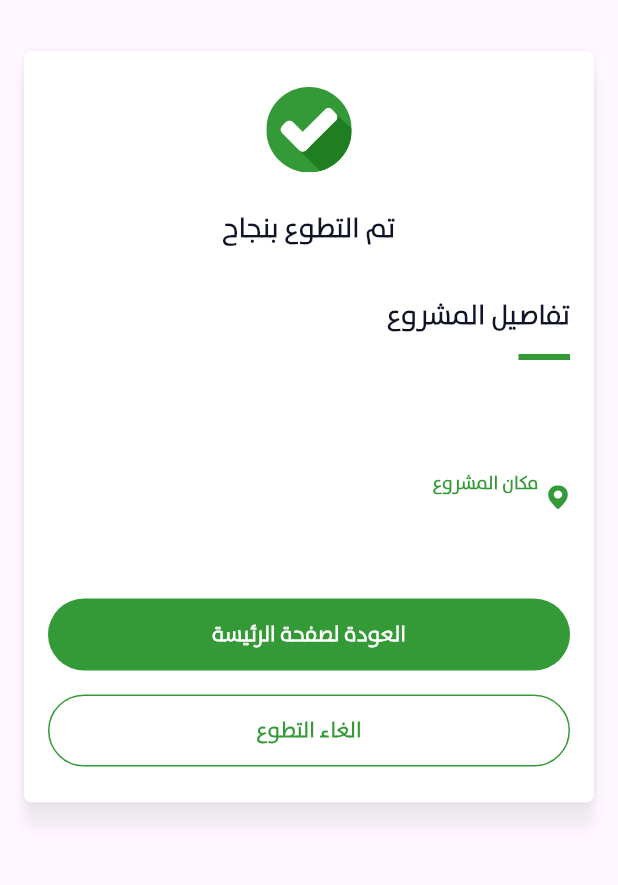
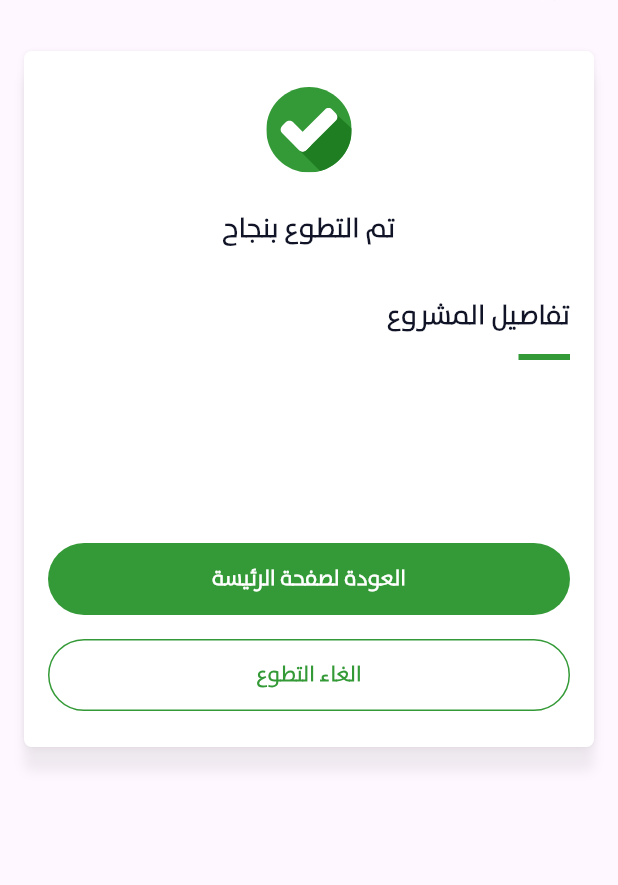
Before and after one commit to averotech/alaqsa_deploy, a Flutter app: the CompletedVolunteerPage screen opened by its route, on a phone screen of 412 x 824 dp, the part 138-1023 px from its top. Run offline on Flutter 3.47's test engine with Material 3 defaults, Android fonts, the phone set to English and light mode, and no system bars; our stand-ins replace bloc, cached_network_image, equatable, firebase_core, firebase_messaging, flutter_bloc and 10 more; missing offline and left inert: flutter_facebook_auth, flutter_share, http_auth; accounts and stored records are empty.

```diff
--- a/lib/views/completed_volunteer_page.dart
+++ b/lib/views/completed_volunteer_page.dart
@@ -155,32 +155,32 @@ class StateCompletedVolunteerPage extends State<CompletedVolunteerPage> {
                             Container(
                               margin: EdgeInsets.only(left: 16,right: 16,top: 8),
                               width: MediaQuery.of(context).size.width,
-                              child: Row(
-                                crossAxisAlignment: CrossAxisAlignment.center,
-                                mainAxisAlignment: MainAxisAlignment.start,
-                                children: [
-                                  Container(
-                                    child: SvgPicture.asset("assets/icons/location.svg",height: 16,width: 16,),
-                                  ),
-                                  Container(
-
-                                      margin: EdgeInsets.only(left: 5,right: 5),
-                                      child:Column(
-                                        crossAxisAlignment: CrossAxisAlignment.start,
-                                        mainAxisAlignment: MainAxisAlignment.center,
-                                        children: [
-                                          Container(
-                                            child: Text("مكان المشروع",style: TextStyle(fontSize: 12,fontWeight: FontWeight.w600,fontFamily: 'SansArabicLight',color:Theme.of(context).primaryColor)),
-                                          ),
-                                          Container(
-                                            child:Text("${project != null?(project.location.toString() != null && project.location != "" ? project.location : "غير محدد"):""}",style: TextStyle(fontSize: 14,fontWeight: FontWeight.w600,fontFamily: 'SansArabicLight',color: Color(0xff8F9BB3)),),
-                                          ),
-
-                                        ],
-                                      )),
-
-                                ],
-                              ),
+                              // child: Row(
+                              //   crossAxisAlignment: CrossAxisAlignment.center,
+                              //   mainAxisAlignment: MainAxisAlignment.start,
+                              //   children: [
+                                //   Container(
+                                //     child: SvgPicture.asset("assets/icons/location.svg",height: 16,width: 16,),
+                                //   ),
+                                //   Container(
+                                //
+                                //       margin: EdgeInsets.only(left: 5,right: 5),
+                                //       child:Column(
+                                //         crossAxisAlignment: CrossAxisAlignment.start,
+                                //         mainAxisAlignment: MainAxisAlignment.center,
+                                //         children: [
+                                //           Container(
+                                //             child: Text("مكان المشروع",style: TextStyle(fontSize: 12,fontWeight: FontWeight.w600,fontFamily: 'SansArabicLight',color:Theme.of(context).primaryColor)),
+                                //           ),
+                                //           Container(
+                                //             child:Text("${project != null?(project.location.toString() != null && project.location != "" ? project.location : "غير محدد"):""}",style: TextStyle(fontSize: 14,fontWeight: FontWeight.w600,fontFamily: 'SansArabicLight',color: Color(0xff8F9BB3)),),
+                                //           ),
+                                //
+                                //         ],
+                                //       )),
+                                //
+                              //   ],
+                              // ),
                             ),
 
                             Container(
--- a/pubspec.yaml
+++ b/pubspec.yaml
@@ -15,7 +15,7 @@ publish_to: 'none' # Remove this line if you wish to publish to pub.dev
 # In iOS, build-name is used as CFBundleShortVersionString while build-number used as CFBundleVersion.
 # Read more about iOS versioning at
 # https://developer.apple.com/library/archive/documentation/General/Reference/InfoPlistKeyReference/Articles/CoreFoundationKeys.html
-version: 1.0.2+1
+version: 1.0.4+1
 
 environment:
   sdk: '>=3.1.0 <4.0.0'
```
Also changed, not shown: lib/components/custom_card.dart (+5 -5 lines), lib/views/profile_page.dart (+24 -24 lines).
